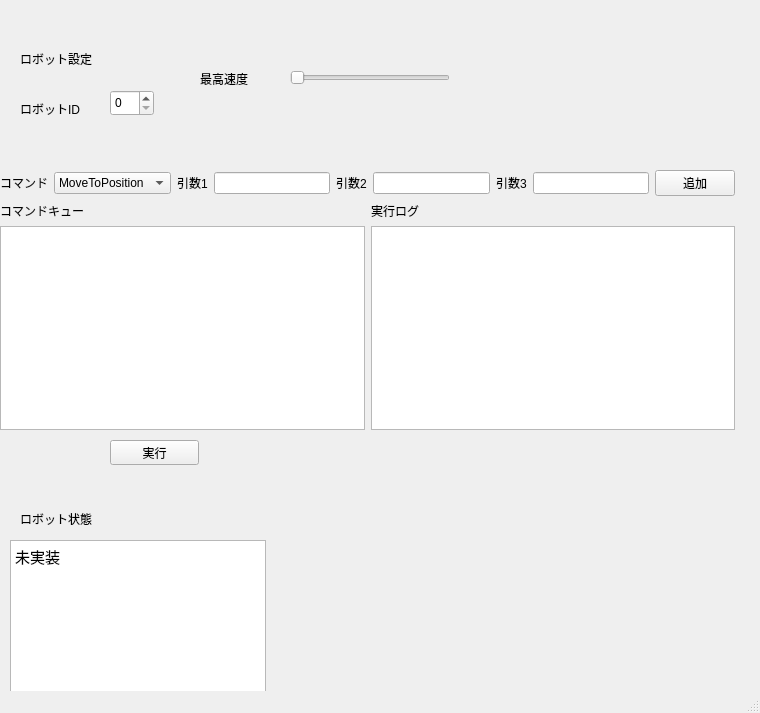
Above: crane_simple_ai/src/qt_form.ui from ibis-ssl/crane before the change. Below: the same form after it.
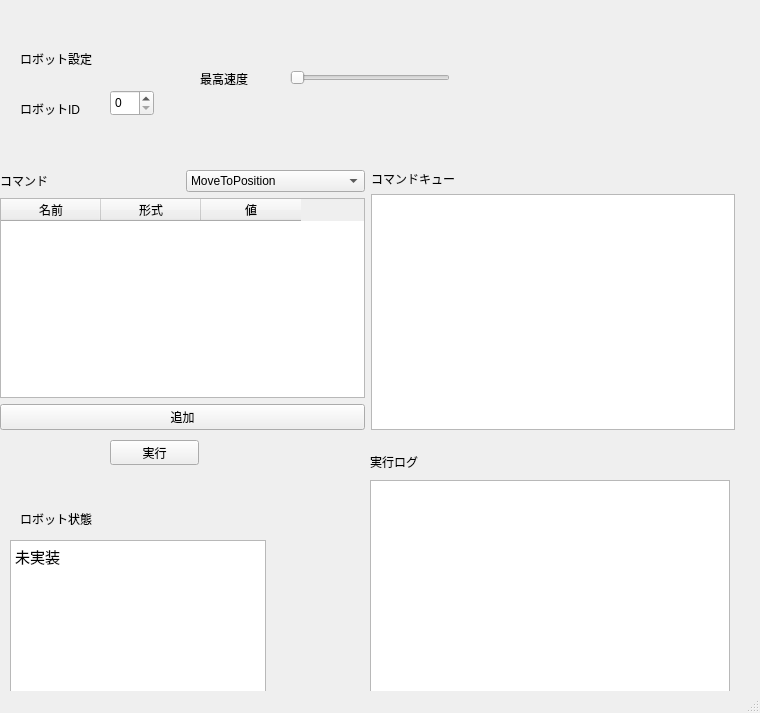
That is the form after the change.

Commit message: UIアップデート

```diff
--- a/crane_simple_ai/src/qt_form.ui
+++ b/crane_simple_ai/src/qt_form.ui
@@ -130,7 +130,14 @@
     </property>
     <layout class="QVBoxLayout" name="verticalLayout_3">
      <item>
-      <layout class="QHBoxLayout" name="horizontalLayout">
+      <layout class="QHBoxLayout" name="horizontalLayout_2">
+       <property name="sizeConstraint">
+        <enum>QLayout::SetDefaultConstraint</enum>
+       </property>
+       <item>
+        <layout class="QVBoxLayout" name="verticalLayout">
+         <item>
+          <layout class="QHBoxLayout" name="horizontalLayout_3">
        <item>
         <widget class="QLabel" name="label_4">
          <property name="text">
@@ -155,36 +162,27 @@
          </item>
         </widget>
        </item>
+          </layout>
+         </item>
        <item>
-        <widget class="QLabel" name="label">
+          <widget class="QTableWidget" name="parametersTableWidget">
+           <column>
          <property name="text">
-          <string>引数1</string>
-         </property>
-        </widget>
-       </item>
-       <item>
-        <widget class="QLineEdit" name="arg1LineEdit"/>
-       </item>
-       <item>
-        <widget class="QLabel" name="label_2">
+             <string>名前</string>
+            </property>
+           </column>
+           <column>
          <property name="text">
-          <string>引数2</string>
-         </property>
-        </widget>
-       </item>
-       <item>
-        <widget class="QLineEdit" name="arg2LineEdit"/>
-       </item>
-       <item>
-        <widget class="QLabel" name="label_3">
+             <string>形式</string>
+            </property>
+           </column>
+           <column>
          <property name="text">
-          <string>引数3</string>
-         </property>
-        </widget>
-       </item>
-       <item>
-        <widget class="QLineEdit" name="arg3LineEdit"/>
-       </item>
+             <string>値</string>
+            </property>
+           </column>
+          </widget>
+         </item>
        <item>
         <widget class="QPushButton" name="commandAddPushButton">
          <property name="text">
@@ -195,12 +193,7 @@
       </layout>
      </item>
      <item>
-      <layout class="QHBoxLayout" name="horizontalLayout_2">
-       <property name="sizeConstraint">
-        <enum>QLayout::SetDefaultConstraint</enum>
-       </property>
-       <item>
-        <layout class="QVBoxLayout" name="verticalLayout">
+        <layout class="QVBoxLayout" name="verticalLayout_2">
          <item>
           <widget class="QLabel" name="label_5">
            <property name="layoutDirection">
@@ -216,23 +209,32 @@
          </item>
         </layout>
        </item>
-       <item>
-        <layout class="QVBoxLayout" name="verticalLayout_2">
-         <item>
+      </layout>
+     </item>
+    </layout>
+   </widget>
           <widget class="QLabel" name="label_6">
+    <property name="geometry">
+     <rect>
+      <x>370</x>
+      <y>450</y>
+      <width>360</width>
+      <height>23</height>
+     </rect>
+    </property>
            <property name="text">
             <string>実行ログ</string>
            </property>
           </widget>
-         </item>
-         <item>
-          <widget class="QTextBrowser" name="logTextBrowser"/>
-         </item>
-        </layout>
-       </item>
-      </layout>
-     </item>
-    </layout>
+   <widget class="QTextBrowser" name="logTextBrowser">
+    <property name="geometry">
+     <rect>
+      <x>370</x>
+      <y>480</y>
+      <width>360</width>
+      <height>215</height>
+     </rect>
+    </property>
    </widget>
   </widget>
   <widget class="QMenuBar" name="menubar">
```
Lines whose indentation alone changed are shown as unchanged.
